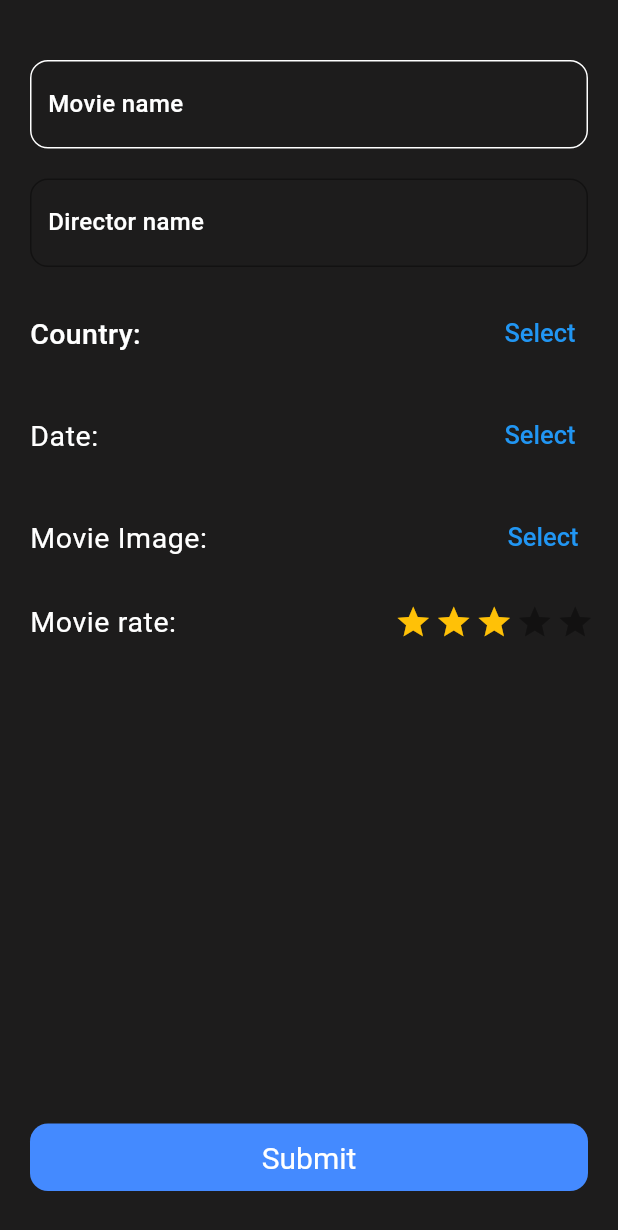
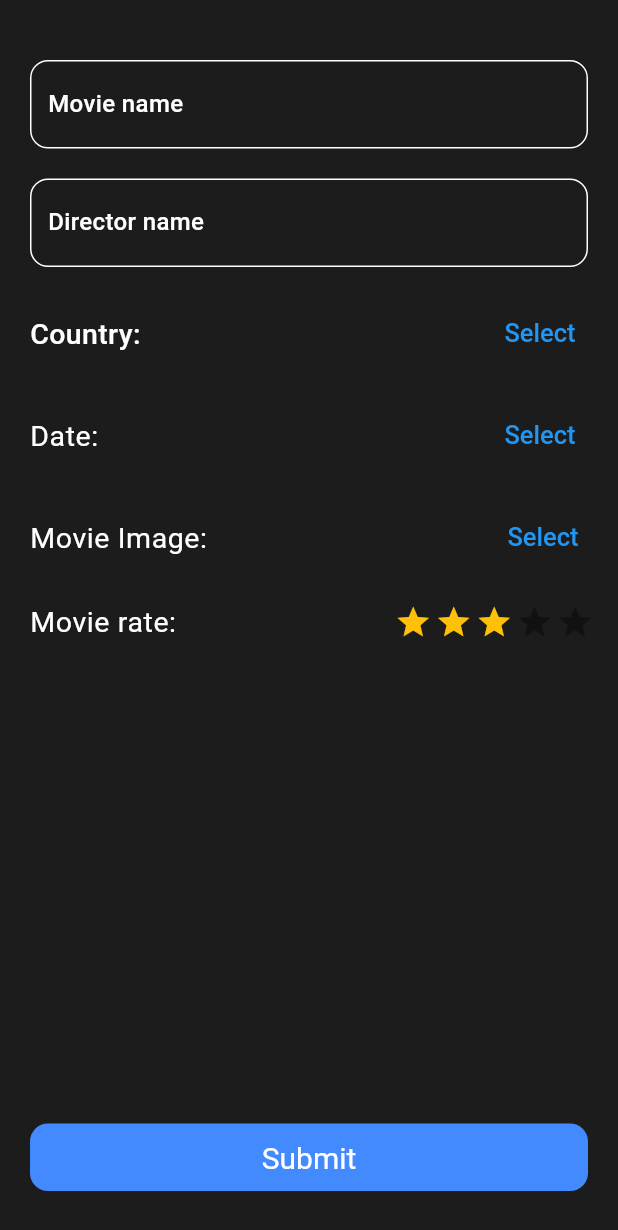
Before and after one commit to amir-hossein-rajaezadeh/movie_app, a Flutter app: the AddMoviePage screen opened by its route, on a phone screen of 412 x 824 dp. Shown: the top 1230 px of the screen. Run offline on Flutter 3.47's test engine with Material 2 defaults, Android fonts, the phone set to English and light mode, and no system bars; drawn by our look-alikes of flutter_rating_bar; our stand-ins replace dio, equatable, flutter_bloc, flutter_hooks, go_router, image_cropper and 2 more; missing offline and left inert: bottom_picker; generated files the repository leaves out were written again.

Commit message:
fixed some bugs

```diff
--- a/lib/cubit/app_state.dart
+++ b/lib/cubit/app_state.dart
@@ -15,6 +15,7 @@ class AppState extends Equatable {
   final int counter;
   final bool isLoading;
   final String text;
+  final bool noSearchedItemFound;
   final String? selectedCountryName;
   final String? selectedMovieDate;
   final String? selectedImage;
@@ -26,6 +27,7 @@ class AppState extends Equatable {
   final MovieRM? movieItem;
   const AppState(
       {required this.page,
+      required this.noSearchedItemFound,
       required this.hasError,
       required this.searchList,
       required this.postList,
@@ -54,6 +56,7 @@ class AppState extends Equatable {
       int? counter,
       int? page,
       bool? isLoading,
+      bool? noSearchedItemFound,
       String? text,
       String? selectedCountryName,
       String? selectedMovieTime,
@@ -64,6 +67,7 @@ class AppState extends Equatable {
       bool? actiorTabSelected,
       double? movieDetailBottomSheetHeight}) {
     return AppState(
+        noSearchedItemFound: noSearchedItemFound ?? this.noSearchedItemFound,
         searchList: searchList ?? this.searchList,
         genreList: genreList ?? this.genreList,
         movieListByGenre: movieListByGenre ?? this.movieListByGenre,
@@ -87,6 +91,7 @@ class AppState extends Equatable {
 
   @override
   List<Object?> get props => [
+        noSearchedItemFound,
         counter,
         isLoading,
         text,
--- a/lib/main.dart
+++ b/lib/main.dart
@@ -32,7 +32,7 @@ class MyApp extends StatelessWidget {
       ),
       GoRoute(
         path: "/addMovie",
-        builder: (context, state) => const AddMoviePage(),
+        builder: (context, state) =>   AddMoviePage(),
       ),
       GoRoute(
         path: "/movieList",
--- a/lib/screens/add_movie_page.dart
+++ b/lib/screens/add_movie_page.dart
@@ -14,6 +14,7 @@ import 'package:flutter_rating_bar/flutter_rating_bar.dart';
 import '../cubit/app_state.dart';
 import '../utils/app_theme.dart';
 import '../utils/colors.dart';
+import 'components/outline_border.dart';
 
 class AddMoviePage extends HookWidget {
   const AddMoviePage({super.key});
@@ -40,31 +41,18 @@ class AddMoviePage extends HookWidget {
                                 top: 40, right: 20, left: 20),
                             child: TextField(
                               controller: movieName,
+                              style: AppTheme.getTextTheme(null)
+                                  .bodyMedium!
+                                  .copyWith(color: Colors.white),
                               decoration: InputDecoration(
                                 labelText: 'Movie name',
                                 labelStyle: AppTheme.getTextTheme(null)
                                     .bodyMedium!
                                     .copyWith(color: Colors.white),
-                                disabledBorder: OutlineInputBorder(
-                                  borderRadius: BorderRadius.circular(12),
-                                  borderSide:
-                                      const BorderSide(color: Colors.white),
-                                ),
-                                enabledBorder: OutlineInputBorder(
-                                  borderRadius: BorderRadius.circular(12),
-                                  borderSide:
-                                      const BorderSide(color: Colors.white),
-                                ),
-                                border: OutlineInputBorder(
-                                  borderRadius: BorderRadius.circular(12),
-                                  borderSide:
-                                      const BorderSide(color: Colors.white),
-                                ),
-                                focusedBorder: OutlineInputBorder(
-                                  borderRadius: BorderRadius.circular(12),
-                                  borderSide:
-                                      const BorderSide(color: Colors.white),
-                                ),
+                                disabledBorder: outlinedBorder(),
+                                enabledBorder: outlinedBorder(),
+                                border: outlinedBorder(),
+                                focusedBorder: outlinedBorder(),
                               ),
                             ),
                           ),
@@ -73,14 +61,18 @@ class AddMoviePage extends HookWidget {
                                 top: 20, right: 20, left: 20),
                             child: TextField(
                               controller: movieDirector,
+                              style: AppTheme.getTextTheme(null)
+                                  .bodyMedium!
+                                  .copyWith(color: Colors.white),
                               decoration: InputDecoration(
                                 labelText: 'Director name',
                                 labelStyle: AppTheme.getTextTheme(null)
                                     .bodyMedium!
                                     .copyWith(color: Colors.white),
-                                border: OutlineInputBorder(
-                                  borderRadius: BorderRadius.circular(12),
-                                ),
+                                disabledBorder: outlinedBorder(),
+                                enabledBorder: outlinedBorder(),
+                                border: outlinedBorder(),
+                                focusedBorder: outlinedBorder(),
                               ),
                             ),
                           ),
@@ -201,8 +193,6 @@ class AddMoviePage extends HookWidget {
                                       context
                                           .read<AppCubit>()
                                           .setMovieRate(rating.toInt());
-
-                                      print(rating);
                                     },
                                   ),
                                 ),
@@ -221,15 +211,18 @@ class AddMoviePage extends HookWidget {
                       ),
                       margin: const EdgeInsets.only(
                           bottom: 30, right: 20, left: 20),
-                      child: Center(
                       child: InkWell(
                         onTap: () {
                           context.read<AppCubit>().addMovie(
                               movieName.text, movieDirector.text, context);
                         },
-                          child: const Text(
+                        child: Container(
+                          child: const Center(
+                            child: Text(
                               'Submit',
-                            style: TextStyle(fontSize: 20, color: Colors.white),
+                              style:
+                                  TextStyle(fontSize: 20, color: Colors.white),
+                            ),
                           ),
                         ),
                       ),
--- /dev/null
+++ b/lib/screens/components/outline_border.dart
@@ -0,0 +1,8 @@
+import 'package:flutter/material.dart';
+
+OutlineInputBorder outlinedBorder() {
+  return OutlineInputBorder(
+    borderRadius: BorderRadius.circular(12),
+    borderSide: const BorderSide(color: Colors.white),
+  );
+}
--- a/lib/screens/genre_list_page.dart
+++ b/lib/screens/genre_list_page.dart
@@ -99,6 +99,7 @@ class GenreListPage extends StatelessWidget {
                                               BorderRadius.circular(12),
                                           child: Image.network(
                                             genreList[index],
+
                                             width: size.width * .5,
                                             height: 80,
                                             fit: BoxFit.cover,
--- a/lib/screens/search_list_page.dart
+++ b/lib/screens/search_list_page.dart
@@ -43,8 +43,7 @@ class SearchListPage extends HookWidget {
                         searchTextFieldController: searchTextFieldController,
                         haveSearchTextField: true),
                     Expanded(
-                      child: state.searchList.isNotEmpty &&
-                              searchTextFieldController.text.isNotEmpty
+                      child: !state.noSearchedItemFound
                           ? ListView.separated(
                               shrinkWrap: true,
                               controller: scrollController,
@@ -66,6 +65,7 @@ class SearchListPage extends HookWidget {
                                           .read<AppCubit>()
                                           .getMovieDetailById(
                                               state.searchList[index].id!);
+                                      // ignore: use_build_context_synchronously
                                       context.push(
                                         '/movieDetailPage',
                                       );
@@ -164,7 +164,7 @@ class SearchListPage extends HookWidget {
                                                 child: Image.network(
                                                   state.searchList[index]
                                                           .poster ??
-                                                      '',
+                                                      'https://upload.wikimedia.org/wikipedia/commons/thumb/a/ac/No_image_available.svg/300px-No_image_available.svg.png',
                                                   width: size.width * .15,
                                                   height: 80,
                                                   fit: BoxFit.cover,
--- a/lib/utils/app_constants.dart
+++ b/lib/utils/app_constants.dart
@@ -19,7 +19,8 @@ class AppConstants {
   static const writer = 'Writer';
   static const photoes = 'Photes';
   static const genresText = 'Genres';
-  static const noMovieFound = 'No movie has been found!. :(';
+  static const noMovieFound = 'No movie has been found! :(';
+  static const noDescriptionAvailable = 'No description available!';
 
   static const countryList = [
     "🇦🇫 Afghanistan",
--- a/lib/utils/image_list.dart
+++ b/lib/utils/image_list.dart
@@ -8,25 +8,25 @@ List<String> actorImageList = [
   'https://upload.wikimedia.org/wikipedia/commons/1/1f/Dwayne_Johnson_2014_%28cropped%29.jpg'
 ];
 List<String> genreList = [
-  'https://encrypted-tbn0.gstatic.com/images?q=tbn:ANd9GcS8q9xYHDJgbbrSD0HmOKs4TWrwDw_kd6QAOWa7_uyoF8qL39gw7M1v8jdg5Tx6Yr8ZMkk&usqp=CAU',
-  'https://encrypted-tbn0.gstatic.com/images?q=tbn:ANd9GcTgLdcJGIpcpAuzEvCI64F-1pg5a4kmh_VN0cYfQH5ZojBmP7bUinN9NuFENU8I3mhNNV4&usqp=CAU',
+  'https://www.lingotalk.io/blog/wp-content/uploads/2021/03/%D9%84%D8%BA%D8%A7%D8%AA-%D9%85%D8%B1%D8%AA%D8%A8%D8%B7-%D8%A8%D8%A7-crime-840x400.jpg',
+  'https://writingstudio.co.za/wp-content/uploads/2015/10/DRAMA-1-scaled.jpg',
   'https://encrypted-tbn0.gstatic.com/images?q=tbn:ANd9GcRuuQ0ceNA3Xljezpb5BhgpwKuJ_HggBgTFeV13tThnapaQ0I3uBbycPGQGkfZ7Mv2QKVU&usqp=CAU',
-  'https://amandakassner.com/wp-content/uploads/2019/11/jason-wong-355373-unsplash_0_0.jpg',
-  'https://celadonbooks.com/wp-content/uploads/2020/03/Historical-Fiction-1024x596.jpg',
-  'https://unitingartists.org/wp-content/uploads/2020/06/Adventure-Genre.jpg',
+  'https://encrypted-tbn0.gstatic.com/images?q=tbn:ANd9GcQILYFPoHjzJAIB3tllRez4GdqWW9yUDTxOz47kPeZXnH50sqBH2wmU_BeBktBlBPGhyIA&usqp=CAU',
+  'https://melofilm.ir/storage/assets/series/95/images/N0JxOWe5e6aTatWHSBlfRfhJYxCuzgGQdQJSz8U0_400.jpeg',
+  'https://techrato.com/wp-content/uploads/2022/06/21-1.jpg',
   'https://qph.cf2.quoracdn.net/main-qimg-d81a610868cb5c84fd1ff26ff644fcb3-pjlq',
   'https://vigiato.net/wp-content/uploads/2022/01/photo_%DB%B2%DB%B0%DB%B2%DB%B1-%DB%B0%DB%B3-%DB%B0%DB%B2_%DB%B2%DB%B1-%DB%B2%DB%B5-%DB%B4%DB%B6-1024x768.jpg',
-  'https://https://images.saymedia-content.com/.image/ar_4:3%2Cc_fill%2Ccs_srgb%2Cq_auto:eco%2Cw_1200/MTkzNjY1OTg5Mjc4MjQ2MzM5/what-is-a-comedy-detailed-analysis-explanation.png',
-  'https://www.dictionary.com/e/wp-content/uploads/2022/09/20220913_something_sci_fi_1000x7001.jpg',
-  'https://images.ctfassets.net/3s5io6mnxfqz/5yaU9R8CfN7H3IFwlpjINO/41882ddd6ce99df47e11434a03ee6271/AdobeStock_138391201.jpeg',
+  'https://2movie.ir/wp-content/uploads/2020/10/%D9%84%D9%88%D8%B1%D9%84-%D9%88-%D9%87%D8%A7%D8%B1%D8%AF%DB%8C.jpg',
+  'https://dl.psarena.ir/wp-content/uploads/2021/02/Sci-Fi-00.jpg',
+  'https://jangal.com/api/ui/image/watermark?path=/uploads/weblog/mystery_web.jpg&etype=weblog',
   'https://encrypted-tbn0.gstatic.com/images?q=tbn:ANd9GcQiE5udjz0czwKKN31U8LGj3b26WY1XvYbpAVN0R17fcewLlc50XmqiUWpD1sp48DAzxdM&usqp=CAU',
-  'https://10000hacks.com/wp-content/uploads/2023/04/pexels-ketut-subiyanto-4545943-1536x1032.jpg',
+  'https://jadvalyab.ir/blog/wp-content/uploads/2020/03/Finding-Neverland-1-min.jpg',
   'https://encrypted-tbn0.gstatic.com/images?q=tbn:ANd9GcRyljM2orVSOeAd3RM3SX_lv_W2JgPnrBsXNBVZQCoO&s',
   'https://encrypted-tbn0.gstatic.com/images?q=tbn:ANd9GcQrUIvaiux1yhBu80suNw6kQ1EnS6EwT6hjZW4nPYEk&s',
   'https://encrypted-tbn0.gstatic.com/images?q=tbn:ANd9GcTA0IuN3haAjghN5T1IkCwNSHq_ipMgzs3YfBdOukmf&s',
-  'https://w0.peakpx.com/wallpaper/248/385/HD-wallpaper-dark-ghost-horor-art-gothic-art-artwork-ghosts-art.jpg',
+  'https://zoomlife.ir/uploads/posts/2022-02/1646053427-best-horror-movies-of-all-time.jpg',
   'https://encrypted-tbn0.gstatic.com/images?q=tbn:ANd9GcT5_F2loux78qAo5IUN7wBxX6JW7QuhRExzdQqWnxcy&s',
   'https://encrypted-tbn0.gstatic.com/images?q=tbn:ANd9GcTj0-b_iVVFh56ajDRy6yavwlh0Kl3kPV45yvdb5w3fmCPqJ-O4ZJ1w2hKs7rKKKp01UEA&usqp=CAU',
-  'https://www.ensembleschools.com/ricks-music/wp-content/uploads/sites/21/2021/11/instruments-in-store.jpg',
+  'https://beatestan.com/wp-content/uploads/genres-musi.jpg',
   'https://encrypted-tbn0.gstatic.com/images?q=tbn:ANd9GcSnx_LZDmSZeViPGlCSUwC5QXSEppI3-gE0Qg&usqp=CAU',
 ];
--- a/pubspec.yaml
+++ b/pubspec.yaml
@@ -46,7 +46,6 @@ dependencies:
   bottom_picker: ^2.0.4
   flutter_rating_bar: ^4.0.1
   retrofit: '>=4.0.0 <5.0.0'
-  # cached_network_image: ^3.2.3
 
 dev_dependencies:
   flutter_test:
```
Also changed, not shown: lib/cubit/app_cubit.dart (+39 -21 lines), lib/screens/all_movies_page.dart (+6 -5 lines), lib/screens/components/app_bar.dart (+5 -16 lines), lib/screens/components/text_field_error.dart (added, +12 -0 lines), lib/screens/movie_detail_page.dart (+42 -27 lines), lib/screens/movie_list_page.dart (+7 -4 lines). Lines whose indentation alone changed are shown as unchanged.
